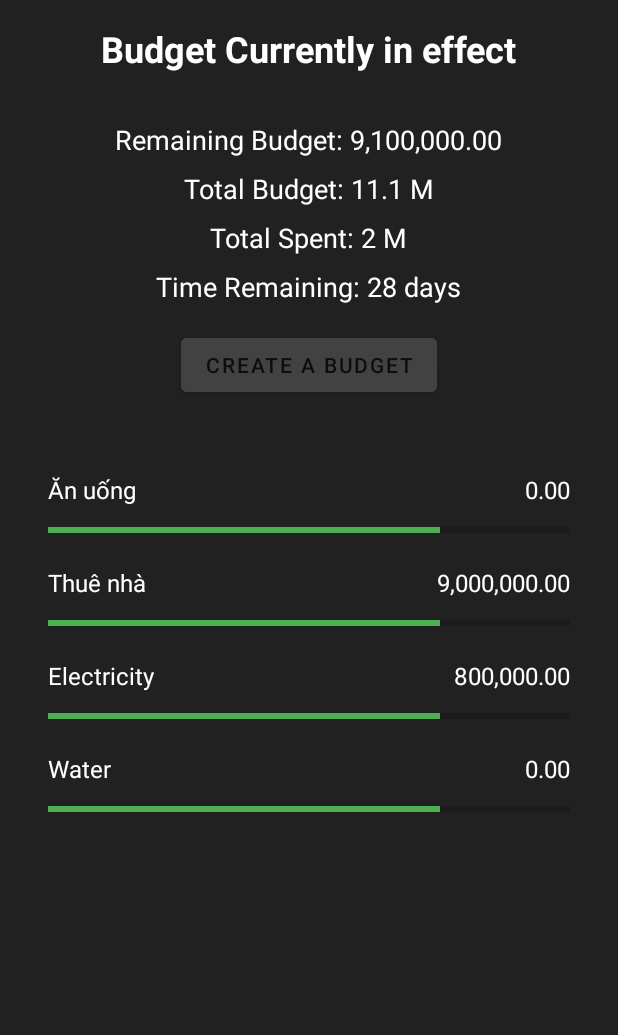
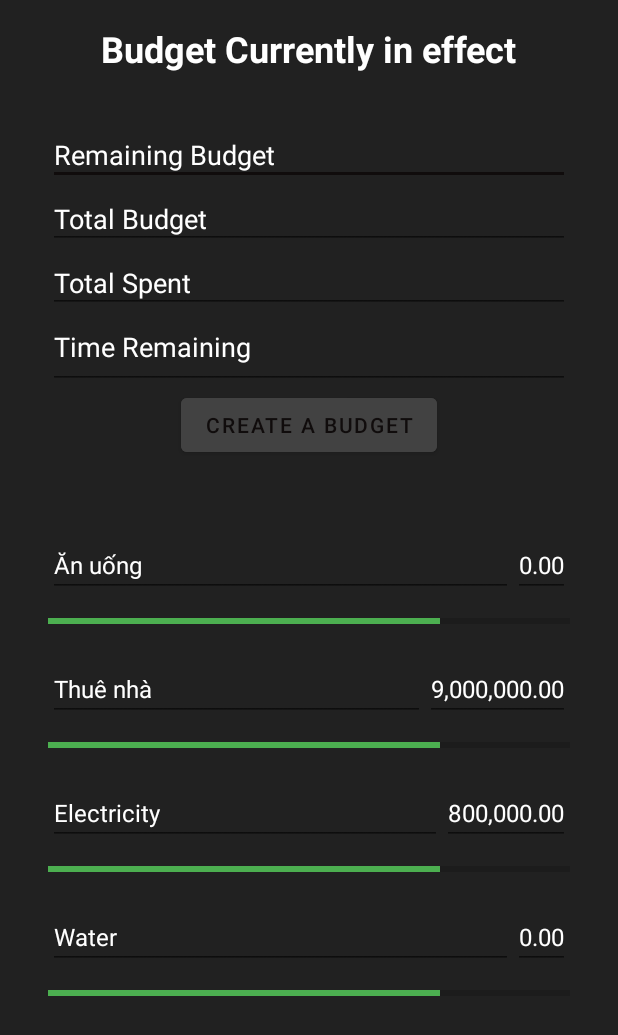
Before and after one commit to hungdeptrai022/CampusExpenseManager, an Android app: the layout activity_budget.xml on its own in the app's theme, with its tools: preview values and no code run, on a phone screen of 412 x 824 dp. Shown: the top 1035 px of the screen. Run offline under Robolectric (Android 15) with nearby library versions, the phone set to English and light mode, and no system bars.

Commit message:
Update activity_budget.xml

```diff
--- a/app/src/main/res/layout/activity_budget.xml
+++ b/app/src/main/res/layout/activity_budget.xml
@@ -29,43 +29,57 @@
         android:padding="16dp"
         android:layout_marginBottom="16dp">
 
-        <TextView
-            android:layout_width="wrap_content"
+        <EditText
+            android:id="@+id/etRemainingBudget"
+            android:layout_width="match_parent"
             android:layout_height="wrap_content"
-            android:text="Remaining Budget: 9,100,000.00"
+            android:hint="Remaining Budget"
             android:textSize="18sp"
             android:paddingBottom="8dp"
-            android:textColor="@color/white"/>
+            android:textColor="@color/white"
+            android:inputType="numberDecimal"
+            android:textColorHint="@color/white"/>
 
-        <TextView
-            android:layout_width="wrap_content"
+        <EditText
+            android:id="@+id/etTotalBudget"
+            android:layout_width="match_parent"
             android:layout_height="wrap_content"
-            android:text="Total Budget: 11.1 M"
+            android:hint="Total Budget"
             android:textSize="18sp"
             android:paddingBottom="8dp"
-            android:textColor="@color/white"/>
+            android:textColor="@color/white"
+            android:inputType="numberDecimal"
+            android:textColorHint="@color/white"/>
 
-        <TextView
-            android:layout_width="wrap_content"
+
+        <EditText
+            android:id="@+id/etTotalSpent"
+            android:layout_width="match_parent"
             android:layout_height="wrap_content"
-            android:text="Total Spent: 2 M"
+            android:hint="Total Spent"
             android:textSize="18sp"
             android:paddingBottom="8dp"
-            android:textColor="@color/white"/>
+            android:textColor="@color/white"
+            android:inputType="numberDecimal"
+            android:textColorHint="@color/white"/>
 
-        <TextView
-            android:layout_width="wrap_content"
+        <EditText
+            android:id="@+id/etTimeRemaining"
+            android:layout_width="match_parent"
             android:layout_height="wrap_content"
-            android:text="Time Remaining: 28 days"
+            android:hint="Time Remaining"
             android:textSize="18sp"
             android:paddingBottom="16dp"
-            android:textColor="@color/white"/>
+            android:textColor="@color/white"
+            android:inputType="date"
+            android:textColorHint="@color/white"/>
 
         <Button
             android:layout_width="wrap_content"
             android:layout_height="wrap_content"
             android:text="Create a Budget"
-            android:backgroundTint="#424242"/>
+            android:backgroundTint="#424242"
+            android:id="@+id/create_budget_button"/>
     </LinearLayout>
 
     <!-- Bottom Section -->
@@ -84,22 +98,27 @@
             android:orientation="horizontal"
             android:paddingBottom="8dp">
 
-            <TextView
+            <EditText
+                android:id="@+id/etFoodCategory"
                 android:layout_width="0dp"
                 android:layout_height="wrap_content"
                 android:layout_weight="1"
-                android:text="Ăn uống"
+                android:hint="Ăn uống"
                 android:textSize="16sp"
-                android:textColor="@color/white"/>
+                android:textColor="@color/white"
+                android:inputType="text"
+                android:textColorHint="@color/white"/>
 
-            <TextView
+            <EditText
+                android:id="@+id/etFoodAmount"
                 android:layout_width="wrap_content"
                 android:layout_height="wrap_content"
-                android:text="0.00"
+                android:hint="0.00"
                 android:textSize="16sp"
-                android:textColor="@color/white"/>
+                android:textColor="@color/white"
+                android:inputType="numberDecimal"
+                android:textColorHint="@color/white"/>
         </LinearLayout>
-
         <ProgressBar
             android:layout_width="match_parent"
             android:layout_height="wrap_content"
@@ -108,7 +127,6 @@
             android:max="100"
             android:progressTint="#4CAF50"
             android:indeterminateTint="#4CAF50"/>
-
         <!-- Rent Category -->
         <LinearLayout
             android:layout_width="match_parent"
@@ -117,20 +135,26 @@
             android:paddingTop="16dp"
             android:paddingBottom="8dp">
 
-            <TextView
+            <EditText
+                android:id="@+id/etRentCategory"
                 android:layout_width="0dp"
                 android:layout_height="wrap_content"
                 android:layout_weight="1"
-                android:text="Thuê nhà"
+                android:hint="Thuê nhà"
                 android:textSize="16sp"
-                android:textColor="@color/white"/>
+                android:textColor="@color/white"
+                android:inputType="text"
+                android:textColorHint="@color/white"/>
 
-            <TextView
+            <EditText
+                android:id="@+id/etRentAmount"
                 android:layout_width="wrap_content"
                 android:layout_height="wrap_content"
-                android:text="9,000,000.00"
+                android:hint="9,000,000.00"
                 android:textSize="16sp"
-                android:textColor="@color/white"/>
+                android:textColor="@color/white"
+                android:inputType="numberDecimal"
+                android:textColorHint="@color/white"/>
         </LinearLayout>
 
         <ProgressBar
@@ -150,20 +174,26 @@
             android:paddingTop="16dp"
             android:paddingBottom="8dp">
 
-            <TextView
+            <EditText
+                android:id="@+id/etElectricityCategory"
                 android:layout_width="0dp"
                 android:layout_height="wrap_content"
                 android:layout_weight="1"
-                android:text="Electricity"
+                android:hint="Electricity"
                 android:textSize="16sp"
-                android:textColor="@color/white"/>
+                android:textColor="@color/white"
+                android:inputType="text"
+                android:textColorHint="@color/white"/>
 
-            <TextView
+            <EditText
+                android:id="@+id/etElectricityAmount"
                 android:layout_width="wrap_content"
                 android:layout_height="wrap_content"
-                android:text="800,000.00"
+                android:hint="800,000.00"
                 android:textSize="16sp"
-                android:textColor="@color/white"/>
+                android:textColor="@color/white"
+                android:inputType="numberDecimal"
+                android:textColorHint="@color/white"/>
         </LinearLayout>
 
         <ProgressBar
@@ -175,7 +205,6 @@
             android:progressTint="#4CAF50"
             android:indeterminateTint="#4CAF50"/>
 
-
         <!-- Water Category -->
         <LinearLayout
             android:layout_width="match_parent"
@@ -184,20 +213,26 @@
             android:paddingTop="16dp"
             android:paddingBottom="8dp">
 
-            <TextView
+            <EditText
+                android:id="@+id/etWaterCategory"
                 android:layout_width="0dp"
                 android:layout_height="wrap_content"
                 android:layout_weight="1"
-                android:text="Water"
+                android:hint="Water"
                 android:textSize="16sp"
-                android:textColor="@color/white"/>
+                android:textColor="@color/white"
+                android:inputType="text"
+                android:textColorHint="@color/white"/>
 
-            <TextView
+            <EditText
+                android:id="@+id/etWaterAmount"
                 android:layout_width="wrap_content"
                 android:layout_height="wrap_content"
-                android:text="0.00"
+                android:hint="0.00"
                 android:textSize="16sp"
-                android:textColor="@color/white"/>
+                android:textColor="@color/white"
+                android:inputType="numberDecimal"
+                android:textColorHint="@color/white"/>
         </LinearLayout>
         <ProgressBar
             android:layout_width="match_parent"
@@ -208,6 +243,4 @@
             android:progressTint="#4CAF50"
             android:indeterminateTint="#4CAF50"/>
     </LinearLayout>
-
-
 </LinearLayout>
```
